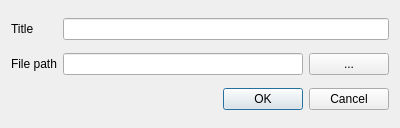
congchenutd/MedicalClaims, file DlgAttachment.ui: the form before one commit.
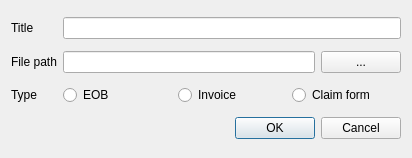
The form after the commit.

Commit message: + Attachment type

```diff
--- a/DlgAttachment.ui
+++ b/DlgAttachment.ui
@@ -6,8 +6,8 @@
    <rect>
     <x>0</x>
     <y>0</y>
-    <width>400</width>
-    <height>128</height>
+    <width>412</width>
+    <height>158</height>
    </rect>
   </property>
   <property name="windowTitle">
@@ -45,7 +45,39 @@
      </item>
     </layout>
    </item>
+   <item row="2" column="0">
+    <widget class="QLabel" name="label_3">
+     <property name="text">
+      <string>Type</string>
+     </property>
+    </widget>
+   </item>
    <item row="2" column="1">
+    <layout class="QHBoxLayout" name="horizontalLayout_2">
+     <item>
+      <widget class="QRadioButton" name="radioEOB">
+       <property name="text">
+        <string>EOB</string>
+       </property>
+      </widget>
+     </item>
+     <item>
+      <widget class="QRadioButton" name="radioInvoice">
+       <property name="text">
+        <string>Invoice</string>
+       </property>
+      </widget>
+     </item>
+     <item>
+      <widget class="QRadioButton" name="radioClaim">
+       <property name="text">
+        <string>Claim form</string>
+       </property>
+      </widget>
+     </item>
+    </layout>
+   </item>
+   <item row="3" column="1">
     <widget class="QDialogButtonBox" name="buttonBox">
      <property name="orientation">
       <enum>Qt::Horizontal</enum>
```
The commit also changes 2 other files.
